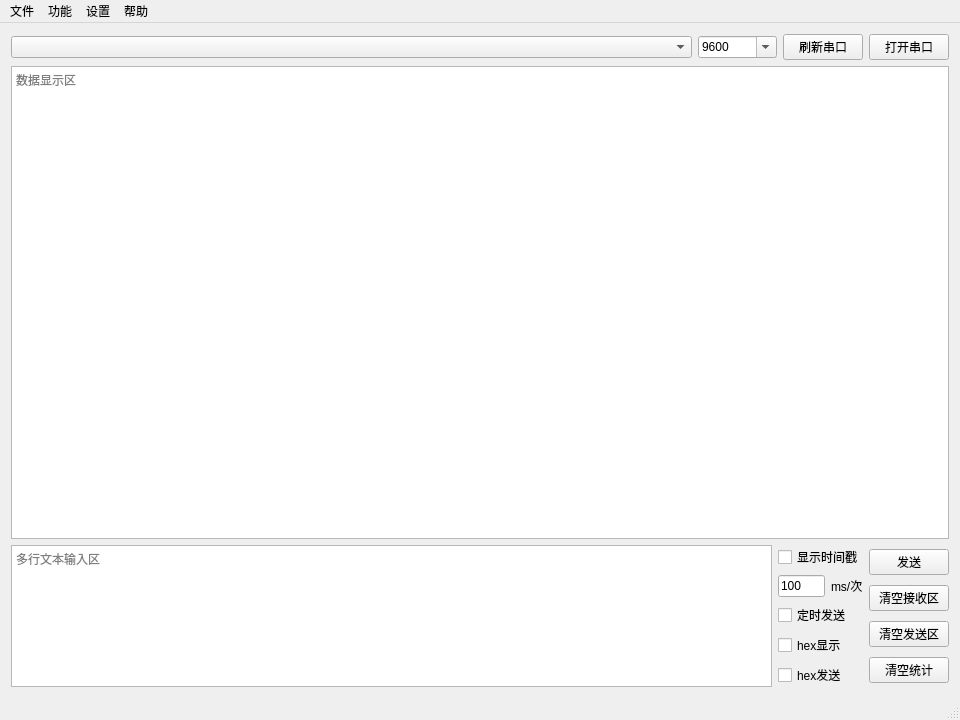
First picture: the form in ComAssistant/mainwindow.ui, repository petertheprocess/ComAssistant, before the edit.
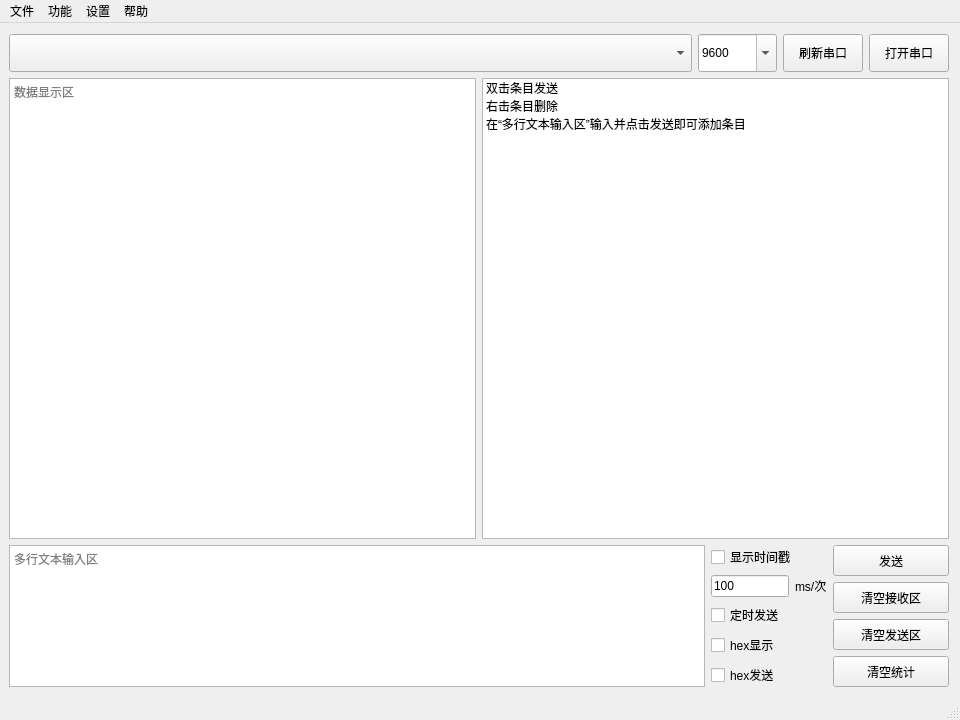
Second picture: the form after the edit.

Diff of the .ui file:
```diff
--- a/ComAssistant/mainwindow.ui
+++ b/ComAssistant/mainwindow.ui
@@ -14,159 +14,21 @@
    <string>串口调试助手</string>
   </property>
   <widget class="QWidget" name="centralWidget">
-   <layout class="QGridLayout" name="gridLayout" rowstretch="1,15,1" columnstretch="10,1">
+   <layout class="QGridLayout" name="gridLayout" rowstretch="0,0,0,0,0,0" columnstretch="0">
+    <property name="leftMargin">
+     <number>9</number>
+    </property>
     <property name="bottomMargin">
      <number>11</number>
     </property>
-    <item row="0" column="0" colspan="2">
-     <layout class="QHBoxLayout" name="horizontalLayout_4" stretch="1,0,0,0">
-      <item>
-       <widget class="QComboBox" name="comList">
-        <property name="sizePolicy">
-         <sizepolicy hsizetype="Preferred" vsizetype="Fixed">
-          <horstretch>0</horstretch>
-          <verstretch>0</verstretch>
-         </sizepolicy>
-        </property>
-       </widget>
-      </item>
-      <item>
-       <widget class="QComboBox" name="baudrateList">
-        <property name="editable">
-         <bool>true</bool>
-        </property>
-        <property name="currentText">
-         <string>9600</string>
-        </property>
-        <item>
-         <property name="text">
-          <string>9600</string>
-         </property>
-        </item>
-        <item>
-         <property name="text">
-          <string>14400</string>
-         </property>
-        </item>
-        <item>
-         <property name="text">
-          <string>19200</string>
-         </property>
-        </item>
-        <item>
-         <property name="text">
-          <string>38400</string>
-         </property>
-        </item>
-        <item>
-         <property name="text">
-          <string>57600</string>
-         </property>
-        </item>
-        <item>
-         <property name="text">
-          <string>74880</string>
-         </property>
-        </item>
-        <item>
-         <property name="text">
-          <string>115200</string>
-         </property>
-        </item>
-        <item>
-         <property name="text">
-          <string>128000</string>
-         </property>
-        </item>
-        <item>
-         <property name="text">
-          <string>230400</string>
-         </property>
-        </item>
-        <item>
-         <property name="text">
-          <string>256000</string>
-         </property>
-        </item>
-        <item>
-         <property name="text">
-          <string>460800</string>
-         </property>
-        </item>
-        <item>
-         <property name="text">
-          <string>500000</string>
-         </property>
-        </item>
-        <item>
-         <property name="text">
-          <string>512000</string>
-         </property>
-        </item>
-        <item>
-         <property name="text">
-          <string>600000</string>
-         </property>
-        </item>
-        <item>
-         <property name="text">
-          <string>921600</string>
-         </property>
-        </item>
-        <item>
-         <property name="text">
-          <string>1500000</string>
-         </property>
-        </item>
-        <item>
-         <property name="text">
-          <string>1000000</string>
-         </property>
-        </item>
-        <item>
-         <property name="text">
-          <string>2000000</string>
-         </property>
-        </item>
-       </widget>
-      </item>
-      <item>
-       <widget class="QPushButton" name="refreshCom">
-        <property name="text">
-         <string>刷新串口</string>
-        </property>
-       </widget>
-      </item>
-      <item>
-       <widget class="QPushButton" name="comSwitch">
-        <property name="text">
-         <string>打开串口</string>
-        </property>
-        <property name="checkable">
-         <bool>true</bool>
-        </property>
-       </widget>
-      </item>
-     </layout>
-    </item>
-    <item row="1" column="0" colspan="2">
-     <widget class="QTextEdit" name="textBrowser">
-      <property name="documentTitle">
-       <string/>
-      </property>
-      <property name="html">
-       <string>&lt;!DOCTYPE HTML PUBLIC &quot;-//W3C//DTD HTML 4.0//EN&quot; &quot;http://www.w3.org/TR/REC-html40/strict.dtd&quot;&gt;
-&lt;html&gt;&lt;head&gt;&lt;meta name=&quot;qrichtext&quot; content=&quot;1&quot; /&gt;&lt;style type=&quot;text/css&quot;&gt;
-p, li { white-space: pre-wrap; }
-&lt;/style&gt;&lt;/head&gt;&lt;body style=&quot; font-family:'SimSun'; font-size:9pt; font-weight:400; font-style:normal;&quot;&gt;
-&lt;p style=&quot;-qt-paragraph-type:empty; margin-top:0px; margin-bottom:0px; margin-left:0px; margin-right:0px; -qt-block-indent:0; text-indent:0px;&quot;&gt;&lt;br /&gt;&lt;/p&gt;&lt;/body&gt;&lt;/html&gt;</string>
-      </property>
-      <property name="placeholderText">
-       <string>数据显示区</string>
-      </property>
-     </widget>
-    </item>
+    <property name="spacing">
+     <number>6</number>
+    </property>
+    <item row="3" column="0" rowspan="3">
+     <layout class="QGridLayout" name="gridLayout_2" rowstretch="1,12,1">
     <item row="2" column="0">
+       <layout class="QHBoxLayout" name="horizontalLayout_3" stretch="6,1,1">
+        <item>
      <widget class="QTextEdit" name="textEdit">
       <property name="documentTitle">
        <string/>
@@ -183,12 +45,16 @@
       </property>
      </widget>
     </item>
-    <item row="2" column="1">
-     <layout class="QHBoxLayout" name="horizontalLayout_3">
       <item>
        <layout class="QVBoxLayout" name="verticalLayout">
         <item>
          <widget class="QCheckBox" name="timeStampDisplayCheckBox">
+            <property name="sizePolicy">
+             <sizepolicy hsizetype="Minimum" vsizetype="Expanding">
+              <horstretch>0</horstretch>
+              <verstretch>0</verstretch>
+             </sizepolicy>
+            </property>
           <property name="text">
            <string>显示时间戳</string>
           </property>
@@ -198,6 +64,12 @@
          <layout class="QHBoxLayout" name="horizontalLayout">
           <item>
            <widget class="QLineEdit" name="sendInterval">
+              <property name="sizePolicy">
+               <sizepolicy hsizetype="Expanding" vsizetype="Expanding">
+                <horstretch>0</horstretch>
+                <verstretch>0</verstretch>
+               </sizepolicy>
+              </property>
             <property name="text">
              <string>100</string>
             </property>
@@ -214,6 +86,12 @@
         </item>
         <item>
          <widget class="QCheckBox" name="TimerSendCheck">
+            <property name="sizePolicy">
+             <sizepolicy hsizetype="Minimum" vsizetype="Expanding">
+              <horstretch>0</horstretch>
+              <verstretch>0</verstretch>
+             </sizepolicy>
+            </property>
           <property name="text">
            <string>定时发送</string>
           </property>
@@ -221,6 +99,12 @@
         </item>
         <item>
          <widget class="QCheckBox" name="hexDisplay">
+            <property name="sizePolicy">
+             <sizepolicy hsizetype="Minimum" vsizetype="Expanding">
+              <horstretch>0</horstretch>
+              <verstretch>0</verstretch>
+             </sizepolicy>
+            </property>
           <property name="text">
            <string>hex显示</string>
           </property>
@@ -228,6 +112,12 @@
         </item>
         <item>
          <widget class="QCheckBox" name="hexSend">
+            <property name="sizePolicy">
+             <sizepolicy hsizetype="Minimum" vsizetype="Expanding">
+              <horstretch>0</horstretch>
+              <verstretch>0</verstretch>
+             </sizepolicy>
+            </property>
           <property name="text">
            <string>hex发送</string>
           </property>
@@ -239,6 +129,12 @@
        <layout class="QVBoxLayout" name="verticalLayout_2" stretch="0,0,0,0">
         <item>
          <widget class="QPushButton" name="sendButton">
+            <property name="sizePolicy">
+             <sizepolicy hsizetype="Minimum" vsizetype="Expanding">
+              <horstretch>0</horstretch>
+              <verstretch>0</verstretch>
+             </sizepolicy>
+            </property>
           <property name="text">
            <string>发送</string>
           </property>
@@ -252,6 +148,12 @@
         </item>
         <item>
          <widget class="QPushButton" name="clearRecvAreaButton">
+            <property name="sizePolicy">
+             <sizepolicy hsizetype="Minimum" vsizetype="Expanding">
+              <horstretch>0</horstretch>
+              <verstretch>0</verstretch>
+             </sizepolicy>
+            </property>
           <property name="text">
            <string>清空接收区</string>
           </property>
@@ -259,6 +161,12 @@
         </item>
         <item>
          <widget class="QPushButton" name="clearSendAreaButton">
+            <property name="sizePolicy">
+             <sizepolicy hsizetype="Minimum" vsizetype="Expanding">
+              <horstretch>0</horstretch>
+              <verstretch>0</verstretch>
+             </sizepolicy>
+            </property>
           <property name="text">
            <string>清空发送区</string>
           </property>
@@ -266,6 +174,12 @@
         </item>
         <item>
          <widget class="QPushButton" name="clearStatistic">
+            <property name="sizePolicy">
+             <sizepolicy hsizetype="Minimum" vsizetype="Expanding">
+              <horstretch>0</horstretch>
+              <verstretch>0</verstretch>
+             </sizepolicy>
+            </property>
           <property name="text">
            <string>清空统计</string>
           </property>
@@ -275,6 +189,200 @@
       </item>
      </layout>
     </item>
+      <item row="1" column="0">
+       <layout class="QHBoxLayout" name="horizontalLayout_2" stretch="7,7">
+        <item>
+         <widget class="QTextEdit" name="textBrowser">
+          <property name="documentTitle">
+           <string/>
+          </property>
+          <property name="html">
+           <string>&lt;!DOCTYPE HTML PUBLIC &quot;-//W3C//DTD HTML 4.0//EN&quot; &quot;http://www.w3.org/TR/REC-html40/strict.dtd&quot;&gt;
+&lt;html&gt;&lt;head&gt;&lt;meta name=&quot;qrichtext&quot; content=&quot;1&quot; /&gt;&lt;style type=&quot;text/css&quot;&gt;
+p, li { white-space: pre-wrap; }
+&lt;/style&gt;&lt;/head&gt;&lt;body style=&quot; font-family:'SimSun'; font-size:9pt; font-weight:400; font-style:normal;&quot;&gt;
+&lt;p style=&quot;-qt-paragraph-type:empty; margin-top:0px; margin-bottom:0px; margin-left:0px; margin-right:0px; -qt-block-indent:0; text-indent:0px;&quot;&gt;&lt;br /&gt;&lt;/p&gt;&lt;/body&gt;&lt;/html&gt;</string>
+          </property>
+          <property name="placeholderText">
+           <string>数据显示区</string>
+          </property>
+         </widget>
+        </item>
+        <item>
+         <widget class="QListWidget" name="multiString">
+          <property name="contextMenuPolicy">
+           <enum>Qt::CustomContextMenu</enum>
+          </property>
+          <item>
+           <property name="text">
+            <string>双击条目发送</string>
+           </property>
+          </item>
+          <item>
+           <property name="text">
+            <string>右击条目删除</string>
+           </property>
+          </item>
+          <item>
+           <property name="text">
+            <string>在“多行文本输入区”输入并点击发送即可添加条目</string>
+           </property>
+          </item>
+         </widget>
+        </item>
+       </layout>
+      </item>
+      <item row="0" column="0">
+       <layout class="QHBoxLayout" name="horizontalLayout_4" stretch="1,0,0,0">
+        <item>
+         <widget class="QComboBox" name="comList">
+          <property name="sizePolicy">
+           <sizepolicy hsizetype="Preferred" vsizetype="Preferred">
+            <horstretch>0</horstretch>
+            <verstretch>0</verstretch>
+           </sizepolicy>
+          </property>
+         </widget>
+        </item>
+        <item>
+         <widget class="QComboBox" name="baudrateList">
+          <property name="sizePolicy">
+           <sizepolicy hsizetype="Preferred" vsizetype="Preferred">
+            <horstretch>0</horstretch>
+            <verstretch>0</verstretch>
+           </sizepolicy>
+          </property>
+          <property name="editable">
+           <bool>true</bool>
+          </property>
+          <property name="currentText">
+           <string>9600</string>
+          </property>
+          <item>
+           <property name="text">
+            <string>9600</string>
+           </property>
+          </item>
+          <item>
+           <property name="text">
+            <string>14400</string>
+           </property>
+          </item>
+          <item>
+           <property name="text">
+            <string>19200</string>
+           </property>
+          </item>
+          <item>
+           <property name="text">
+            <string>38400</string>
+           </property>
+          </item>
+          <item>
+           <property name="text">
+            <string>57600</string>
+           </property>
+          </item>
+          <item>
+           <property name="text">
+            <string>74880</string>
+           </property>
+          </item>
+          <item>
+           <property name="text">
+            <string>115200</string>
+           </property>
+          </item>
+          <item>
+           <property name="text">
+            <string>128000</string>
+           </property>
+          </item>
+          <item>
+           <property name="text">
+            <string>230400</string>
+           </property>
+          </item>
+          <item>
+           <property name="text">
+            <string>256000</string>
+           </property>
+          </item>
+          <item>
+           <property name="text">
+            <string>460800</string>
+           </property>
+          </item>
+          <item>
+           <property name="text">
+            <string>500000</string>
+           </property>
+          </item>
+          <item>
+           <property name="text">
+            <string>512000</string>
+           </property>
+          </item>
+          <item>
+           <property name="text">
+            <string>600000</string>
+           </property>
+          </item>
+          <item>
+           <property name="text">
+            <string>921600</string>
+           </property>
+          </item>
+          <item>
+           <property name="text">
+            <string>1500000</string>
+           </property>
+          </item>
+          <item>
+           <property name="text">
+            <string>1000000</string>
+           </property>
+          </item>
+          <item>
+           <property name="text">
+            <string>2000000</string>
+           </property>
+          </item>
+         </widget>
+        </item>
+        <item>
+         <widget class="QPushButton" name="refreshCom">
+          <property name="sizePolicy">
+           <sizepolicy hsizetype="Minimum" vsizetype="Preferred">
+            <horstretch>0</horstretch>
+            <verstretch>0</verstretch>
+           </sizepolicy>
+          </property>
+          <property name="text">
+           <string>刷新串口</string>
+          </property>
+         </widget>
+        </item>
+        <item>
+         <widget class="QPushButton" name="comSwitch">
+          <property name="sizePolicy">
+           <sizepolicy hsizetype="Minimum" vsizetype="Preferred">
+            <horstretch>0</horstretch>
+            <verstretch>0</verstretch>
+           </sizepolicy>
+          </property>
+          <property name="text">
+           <string>打开串口</string>
+          </property>
+          <property name="checkable">
+           <bool>true</bool>
+          </property>
+         </widget>
+        </item>
+       </layout>
+      </item>
+     </layout>
+    </item>
    </layout>
   </widget>
   <widget class="QStatusBar" name="statusBar"/>
```
Left out of the diff: 9 changed lines with no effect on the pictures. Lines whose indentation alone changed are shown as unchanged.
